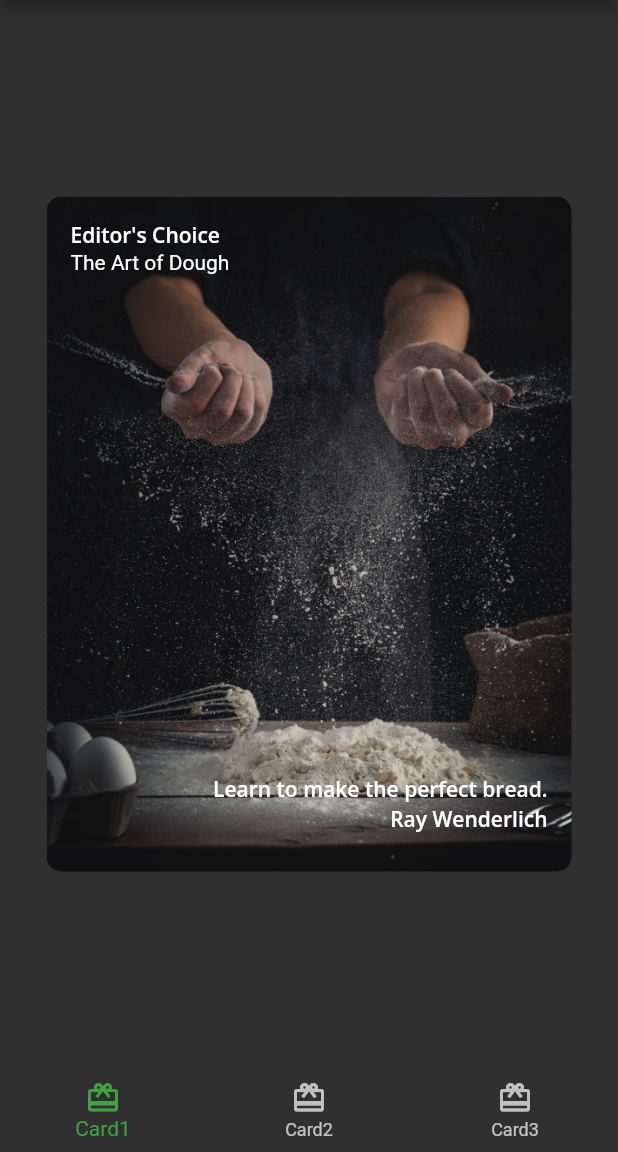
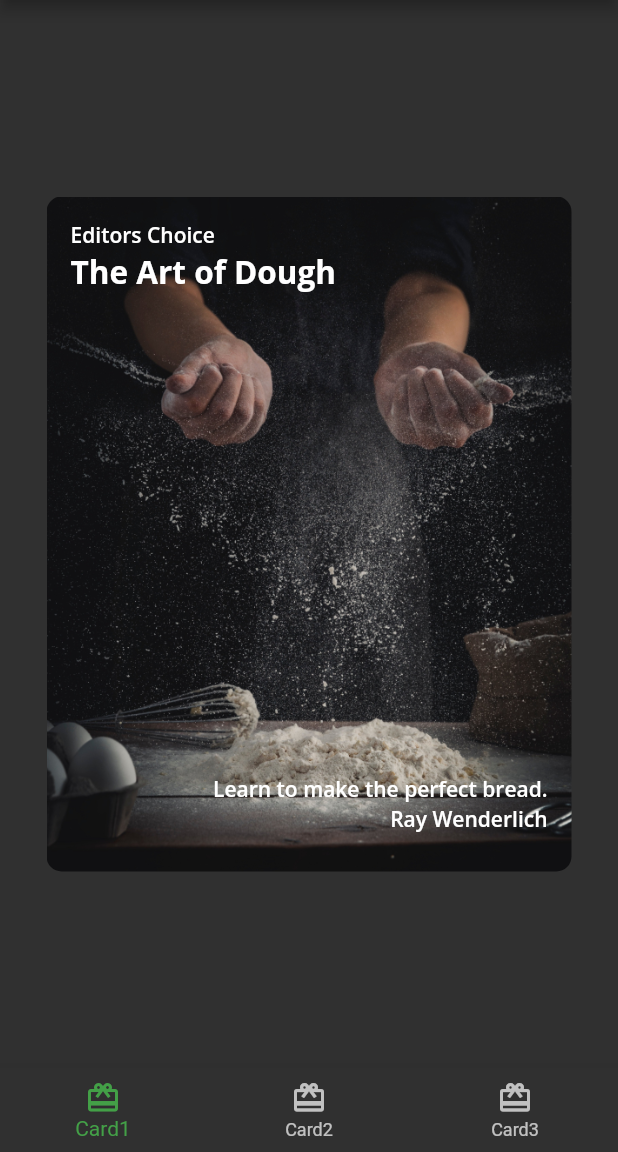
Before and after one commit to amrhesham95/flutter_fooderlich, a Flutter app: the screen it shows after launch, on a phone screen of 412 x 824 dp, the part 84-1236 px from its top. Run offline on Flutter 3.47's test engine with Material 2 defaults, Android fonts, the phone set to English and light mode, and no system bars; our stand-ins replace google_fonts.

Commit message:
fixing images issue

```diff
--- a/lib/components/card1.dart
+++ b/lib/components/card1.dart
@@ -1,12 +1,11 @@
 import 'package:flutter/material.dart';
 import '../fooderlich_theme.dart';
+import '../models/explore_recipe.dart';
 
 class Card1 extends StatelessWidget {
-  const Card1({Key? key}) : super(key: key);
-  final String category = 'Editor\'s Choice';
-  final String title = 'The Art of Dough';
-  final String description = 'Learn to make the perfect bread.';
-  final String chef = 'Ray Wenderlich';
+  final ExploreRecipe recipe;
+
+  const Card1({Key? key, required this.recipe}) : super(key: key);
 
   @override
   Widget build(BuildContext context) {
@@ -14,19 +13,30 @@ class Card1 extends StatelessWidget {
       child: Container(
         child: Stack(
           children: [
-          Text(category, style: FooderlichTheme.darkTextTheme.bodyText1),
+            Text(
+              recipe.subtitle!,
+              style: FooderlichTheme.darkTextTheme.bodyText1,
+            ),
             Positioned(
-            child: Text(title, style: FooderlichTheme.darkTextTheme.headline5),
+              child: Text(
+                recipe.title!,
+                style: FooderlichTheme.darkTextTheme.headline2,
+              ),
               top: 20,
             ),
             Positioned(
-            child: Text(description,
-                style: FooderlichTheme.darkTextTheme.bodyText1),
+              child: Text(
+                recipe.message!,
+                style: FooderlichTheme.darkTextTheme.bodyText1,
+              ),
               bottom: 30,
               right: 0,
             ),
             Positioned(
-            child: Text(chef, style: FooderlichTheme.darkTextTheme.bodyText1),
+              child: Text(
+                recipe.authorName!,
+                style: FooderlichTheme.darkTextTheme.bodyText1,
+              ),
               bottom: 10,
               right: 0,
             )
@@ -36,8 +46,12 @@ class Card1 extends StatelessWidget {
         constraints: const BoxConstraints.expand(width: 350, height: 450),
         decoration: BoxDecoration(
           image: DecorationImage(
-              image: AssetImage('assets/mag1.png'), fit: BoxFit.cover),
-          borderRadius: BorderRadius.all(Radius.circular(10.0))),
-    ));
+            image: AssetImage(recipe.backgroundImage ?? ""),
+            fit: BoxFit.cover,
+          ),
+          borderRadius: const BorderRadius.all(Radius.circular(10.0)),
+        ),
+      ),
+    );
   }
 }
--- a/lib/main.dart
+++ b/lib/main.dart
@@ -3,6 +3,7 @@ import 'components/card1.dart';
 import 'components/card2.dart';
 import 'fooderlich_theme.dart';
 import 'components/card3.dart';
+import 'models/explore_recipe.dart';
 void main() {
   runApp(MyApp());
 }
@@ -42,8 +43,15 @@ class MyHomePage extends StatefulWidget {
 
 class _MyHomePageState extends State<MyHomePage> {
   int _selectedIndex = 0;
+  static ExploreRecipe recipe1 = ExploreRecipe(
+      authorName: 'Ray Wenderlich',
+      title: 'The Art of Dough',
+      subtitle: 'Editors Choice',
+      message: 'Learn to make the perfect bread.',
+      backgroundImage: 'assets/magazine_pics/mag1.png');
+
   static List<Widget> pages = <Widget>[
-    Card1(),
+    Card1(recipe: recipe1),
     Card2(),
     Card3(),
   ];
```
Also changed, not shown: pubspec.yaml (+4 -34 lines), pubspec.lock. Lines whose indentation alone changed are shown as unchanged.
